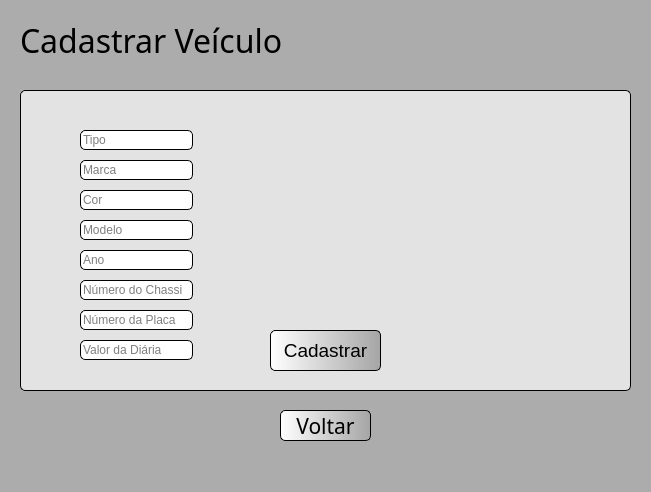
MatBorges/LoCar, file telaCadastroVeiculo.ui: the form before one commit.
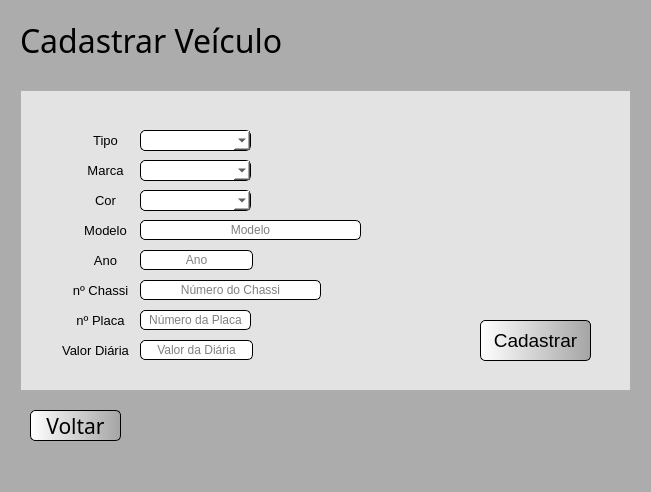
The form after the commit. Icons and pictures are not drawn.

Commit message: Cadastro de Veículo OK

What changed in the file:
```diff
--- a/telaCadastroVeiculo.ui
+++ b/telaCadastroVeiculo.ui
@@ -20,7 +20,7 @@
    <widget class="QPushButton" name="btVoltar">
     <property name="geometry">
      <rect>
-      <x>280</x>
+      <x>30</x>
       <y>410</y>
       <width>91</width>
       <height>31</height>
@@ -66,10 +66,7 @@
     </property>
     <property name="styleSheet">
      <string notr="true">background-color: rgb(227, 227, 227);
-border-radius: 5px;
-border-style: outset;
-border-width: 1px;
-border-color: black;</string>
+</string>
     </property>
     <property name="frameShape">
      <enum>QFrame::StyledPanel</enum>
@@ -80,18 +77,25 @@
     <widget class="QLineEdit" name="tbModeloVeiculo">
      <property name="geometry">
       <rect>
-       <x>60</x>
+       <x>120</x>
        <y>130</y>
-       <width>113</width>
+       <width>221</width>
        <height>20</height>
       </rect>
      </property>
      <property name="styleSheet">
-      <string notr="true">background-color: rgb(255, 255, 255);</string>
+      <string notr="true">background-color: rgb(255, 255, 255);
+border-radius: 5px;
+border-style: outset;
+border-width: 1px;
+border-color: black;</string>
      </property>
      <property name="text">
       <string/>
      </property>
+     <property name="alignment">
+      <set>Qt::AlignCenter</set>
+     </property>
      <property name="placeholderText">
       <string>Modelo</string>
      </property>
@@ -99,18 +103,25 @@
     <widget class="QLineEdit" name="tbAnoVeiculo">
      <property name="geometry">
       <rect>
-       <x>60</x>
+       <x>120</x>
        <y>160</y>
        <width>113</width>
        <height>20</height>
       </rect>
      </property>
      <property name="styleSheet">
-      <string notr="true">background-color: rgb(255, 255, 255);</string>
+      <string notr="true">background-color: rgb(255, 255, 255);
+border-radius: 5px;
+border-style: outset;
+border-width: 1px;
+border-color: black;</string>
      </property>
      <property name="echoMode">
       <enum>QLineEdit::Normal</enum>
      </property>
+     <property name="alignment">
+      <set>Qt::AlignCenter</set>
+     </property>
      <property name="placeholderText">
       <string>Ano</string>
      </property>
@@ -118,18 +129,25 @@
     <widget class="QLineEdit" name="tbNChassiVeiculo">
      <property name="geometry">
       <rect>
-       <x>60</x>
+       <x>120</x>
        <y>190</y>
-       <width>113</width>
+       <width>181</width>
        <height>20</height>
       </rect>
      </property>
      <property name="styleSheet">
-      <string notr="true">background-color: rgb(255, 255, 255);</string>
+      <string notr="true">background-color: rgb(255, 255, 255);
+border-radius: 5px;
+border-style: outset;
+border-width: 1px;
+border-color: black;</string>
      </property>
      <property name="text">
       <string/>
      </property>
+     <property name="alignment">
+      <set>Qt::AlignCenter</set>
+     </property>
      <property name="placeholderText">
       <string>Número do Chassi</string>
      </property>
@@ -137,8 +155,8 @@
     <widget class="QPushButton" name="btCadastrarCliente">
      <property name="geometry">
       <rect>
-       <x>250</x>
-       <y>240</y>
+       <x>460</x>
+       <y>230</y>
        <width>111</width>
        <height>41</height>
       </rect>
@@ -171,18 +189,25 @@
     <widget class="QLineEdit" name="tbNPlacaVeiculo">
      <property name="geometry">
       <rect>
-       <x>60</x>
+       <x>120</x>
        <y>220</y>
-       <width>113</width>
+       <width>111</width>
        <height>20</height>
       </rect>
      </property>
      <property name="styleSheet">
-      <string notr="true">background-color: rgb(255, 255, 255);</string>
+      <string notr="true">background-color: rgb(255, 255, 255);
+border-radius: 5px;
+border-style: outset;
+border-width: 1px;
+border-color: black;</string>
      </property>
      <property name="text">
       <string/>
      </property>
+     <property name="alignment">
+      <set>Qt::AlignCenter</set>
+     </property>
      <property name="placeholderText">
       <string>Número da Placa</string>
      </property>
@@ -190,77 +215,315 @@
     <widget class="QLineEdit" name="tbVDiariaVeiculo">
      <property name="geometry">
       <rect>
-       <x>60</x>
+       <x>120</x>
        <y>250</y>
        <width>113</width>
        <height>20</height>
       </rect>
      </property>
      <property name="styleSheet">
-      <string notr="true">background-color: rgb(255, 255, 255);</string>
+      <string notr="true">background-color: rgb(255, 255, 255);
+border-radius: 5px;
+border-style: outset;
+border-width: 1px;
+border-color: black;</string>
      </property>
      <property name="text">
       <string/>
      </property>
+     <property name="alignment">
+      <set>Qt::AlignCenter</set>
+     </property>
      <property name="placeholderText">
       <string>Valor da Diária</string>
      </property>
     </widget>
-    <widget class="QLineEdit" name="tbCorVeiculo">
+    <widget class="QComboBox" name="cbTipoVeiculo">
      <property name="geometry">
       <rect>
-       <x>60</x>
-       <y>100</y>
-       <width>113</width>
-       <height>20</height>
+       <x>120</x>
+       <y>40</y>
+       <width>111</width>
+       <height>21</height>
       </rect>
      </property>
+     <property name="font">
+      <font>
+       <pointsize>10</pointsize>
+      </font>
+     </property>
+     <property name="cursor">
+      <cursorShape>PointingHandCursor</cursorShape>
+     </property>
      <property name="styleSheet">
-      <string notr="true">background-color: rgb(255, 255, 255);</string>
+      <string notr="true">background-color: rgb(255, 255, 255);
+border-radius: 5px;
+border-style: outset;
+border-width: 1px;
+border-color: black;</string>
      </property>
-     <property name="text">
+     <property name="editable">
+      <bool>false</bool>
+     </property>
+     <property name="currentText">
       <string/>
      </property>
      <property name="placeholderText">
+      <string>Tipo</string>
+     </property>
+     <property name="duplicatesEnabled">
+      <bool>false</bool>
+     </property>
+     <property name="frame">
+      <bool>true</bool>
+     </property>
+    </widget>
+    <widget class="QLabel" name="labelTipo">
+     <property name="geometry">
+      <rect>
+       <x>60</x>
+       <y>40</y>
+       <width>51</width>
+       <height>21</height>
+      </rect>
+     </property>
+     <property name="font">
+      <font>
+       <pointsize>10</pointsize>
+      </font>
+     </property>
+     <property name="text">
+      <string>Tipo</string>
+     </property>
+     <property name="alignment">
+      <set>Qt::AlignCenter</set>
+     </property>
+    </widget>
+    <widget class="QLabel" name="labelMarca">
+     <property name="geometry">
+      <rect>
+       <x>60</x>
+       <y>70</y>
+       <width>51</width>
+       <height>21</height>
+      </rect>
+     </property>
+     <property name="font">
+      <font>
+       <pointsize>10</pointsize>
+      </font>
+     </property>
+     <property name="text">
+      <string>Marca</string>
+     </property>
+     <property name="alignment">
+      <set>Qt::AlignCenter</set>
+     </property>
+    </widget>
+    <widget class="QLabel" name="labelCor">
+     <property name="geometry">
+      <rect>
+       <x>60</x>
+       <y>100</y>
+       <width>51</width>
+       <height>21</height>
+      </rect>
+     </property>
+     <property name="font">
+      <font>
+       <pointsize>10</pointsize>
+      </font>
+     </property>
+     <property name="text">
       <string>Cor</string>
      </property>
+     <property name="alignment">
+      <set>Qt::AlignCenter</set>
+     </property>
     </widget>
-    <widget class="QLineEdit" name="tbMarcaVeiculo">
+    <widget class="QLabel" name="labelModelo">
      <property name="geometry">
       <rect>
        <x>60</x>
+       <y>130</y>
+       <width>51</width>
+       <height>21</height>
+      </rect>
+     </property>
+     <property name="font">
+      <font>
+       <pointsize>10</pointsize>
+      </font>
+     </property>
+     <property name="text">
+      <string>Modelo</string>
+     </property>
+     <property name="alignment">
+      <set>Qt::AlignCenter</set>
+     </property>
+    </widget>
+    <widget class="QLabel" name="labelAno">
+     <property name="geometry">
+      <rect>
+       <x>60</x>
+       <y>160</y>
+       <width>51</width>
+       <height>21</height>
+      </rect>
+     </property>
+     <property name="font">
+      <font>
+       <pointsize>10</pointsize>
+      </font>
+     </property>
+     <property name="text">
+      <string>Ano</string>
+     </property>
+     <property name="alignment">
+      <set>Qt::AlignCenter</set>
+     </property>
+    </widget>
+    <widget class="QLabel" name="labelNChassi">
+     <property name="geometry">
+      <rect>
+       <x>50</x>
+       <y>190</y>
+       <width>61</width>
+       <height>21</height>
+      </rect>
+     </property>
+     <property name="font">
+      <font>
+       <pointsize>10</pointsize>
+      </font>
+     </property>
+     <property name="text">
+      <string>nº Chassi</string>
+     </property>
+     <property name="alignment">
+      <set>Qt::AlignCenter</set>
+     </property>
+    </widget>
+    <widget class="QLabel" name="labelNPlaca">
+     <property name="geometry">
+      <rect>
+       <x>50</x>
+       <y>220</y>
+       <width>61</width>
+       <height>21</height>
+      </rect>
+     </property>
+     <property name="font">
+      <font>
+       <pointsize>10</pointsize>
+      </font>
+     </property>
+     <property name="text">
+      <string>nº Placa</string>
+     </property>
+     <property name="alignment">
+      <set>Qt::AlignCenter</set>
+     </property>
+    </widget>
+    <widget class="QLabel" name="labelVDiaria">
+     <property name="geometry">
+      <rect>
+       <x>40</x>
+       <y>250</y>
+       <width>71</width>
+       <height>21</height>
+      </rect>
+     </property>
+     <property name="font">
+      <font>
+       <pointsize>10</pointsize>
+      </font>
+     </property>
+     <property name="text">
+      <string>Valor Diária</string>
+     </property>
+     <property name="alignment">
+      <set>Qt::AlignCenter</set>
+     </property>
+    </widget>
+    <widget class="QComboBox" name="cbMarcaVeiculo">
+     <property name="geometry">
+      <rect>
+       <x>120</x>
        <y>70</y>
-       <width>113</width>
-       <height>20</height>
+       <width>111</width>
+       <height>21</height>
       </rect>
      </property>
+     <property name="font">
+      <font>
+       <pointsize>10</pointsize>
+      </font>
+     </property>
+     <property name="cursor">
+      <cursorShape>PointingHandCursor</cursorShape>
+     </property>
      <property name="styleSheet">
-      <string notr="true">background-color: rgb(255, 255, 255);</string>
+      <string notr="true">background-color: rgb(255, 255, 255);
+border-radius: 5px;
+border-style: outset;
+border-width: 1px;
+border-color: black;</string>
      </property>
-     <property name="text">
+     <property name="editable">
+      <bool>false</bool>
+     </property>
+     <property name="currentText">
       <string/>
      </property>
      <property name="placeholderText">
       <string>Marca</string>
      </property>
+     <property name="duplicatesEnabled">
+      <bool>false</bool>
+     </property>
+     <property name="frame">
+      <bool>true</bool>
+     </property>
     </widget>
-    <widget class="QLineEdit" name="tbTipoVeiculo">
+    <widget class="QComboBox" name="cbCorVeiculo">
      <property name="geometry">
       <rect>
-       <x>60</x>
-       <y>40</y>
-       <width>113</width>
-       <height>20</height>
+       <x>120</x>
+       <y>100</y>
+       <width>111</width>
+       <height>21</height>
       </rect>
      </property>
+     <property name="font">
+      <font>
+       <pointsize>10</pointsize>
+      </font>
+     </property>
+     <property name="cursor">
+      <cursorShape>PointingHandCursor</cursorShape>
+     </property>
      <property name="styleSheet">
-      <string notr="true">background-color: rgb(255, 255, 255);</string>
+      <string notr="true">background-color: rgb(255, 255, 255);
+border-radius: 5px;
+border-style: outset;
+border-width: 1px;
+border-color: black;</string>
      </property>
-     <property name="text">
+     <property name="editable">
+      <bool>false</bool>
+     </property>
+     <property name="currentText">
       <string/>
      </property>
      <property name="placeholderText">
-      <string>Tipo</string>
+      <string>Cor</string>
+     </property>
+     <property name="duplicatesEnabled">
+      <bool>false</bool>
+     </property>
+     <property name="frame">
+      <bool>true</bool>
      </property>
     </widget>
    </widget>
```
Left out of the diff: 12 changed lines with no effect on the pictures. The commit also changes 6 other files.
